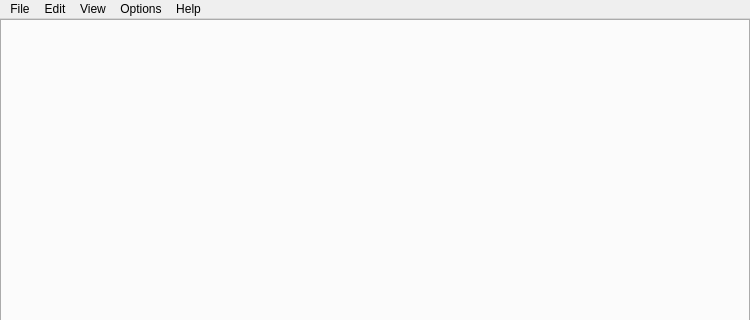
Old version of the form mainwindow.ui in the repository Kanzey/OpenNotes; both pictures show x 0 to 750 and y 0 to 320 of the 750 by 650 pixel window.
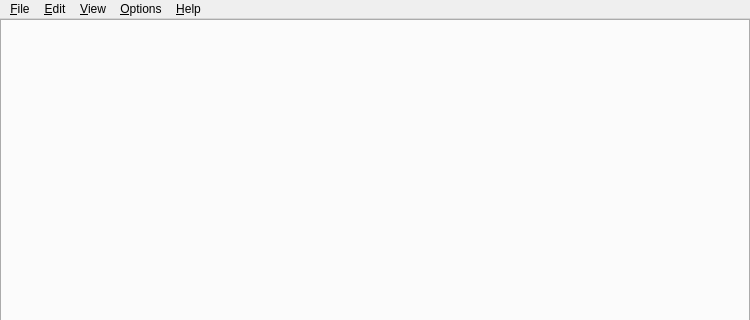
New version of the form. Custom widgets are drawn as their Qt base class.

Commit message: Implementation of NoteListOptionsDialog

What changed in the file:
```diff
--- a/mainwindow.ui
+++ b/mainwindow.ui
@@ -57,7 +57,7 @@
    </property>
    <widget class="QMenu" name="menuFile">
     <property name="title">
-     <string>File</string>
+     <string>&amp;File</string>
     </property>
     <addaction name="actionNew"/>
     <addaction name="actionOpen"/>
@@ -68,7 +68,7 @@
    </widget>
    <widget class="QMenu" name="menuEdit">
     <property name="title">
-     <string>Edit</string>
+     <string>&amp;Edit</string>
     </property>
     <addaction name="actionNew_Note"/>
     <addaction name="separator"/>
@@ -78,18 +78,18 @@
    </widget>
    <widget class="QMenu" name="menuView">
     <property name="title">
-     <string>View</string>
+     <string>&amp;View</string>
     </property>
    </widget>
    <widget class="QMenu" name="menuOptions">
     <property name="title">
-     <string>Options</string>
+     <string>&amp;Options</string>
     </property>
     <addaction name="actionNotes_List"/>
    </widget>
    <widget class="QMenu" name="menuHelp">
     <property name="title">
-     <string>Help</string>
+     <string>&amp;Help</string>
     </property>
    </widget>
    <addaction name="menuFile"/>
```
Left out of the diff: 22 changed lines with no effect on the pictures. The commit also changes 6 other files.
